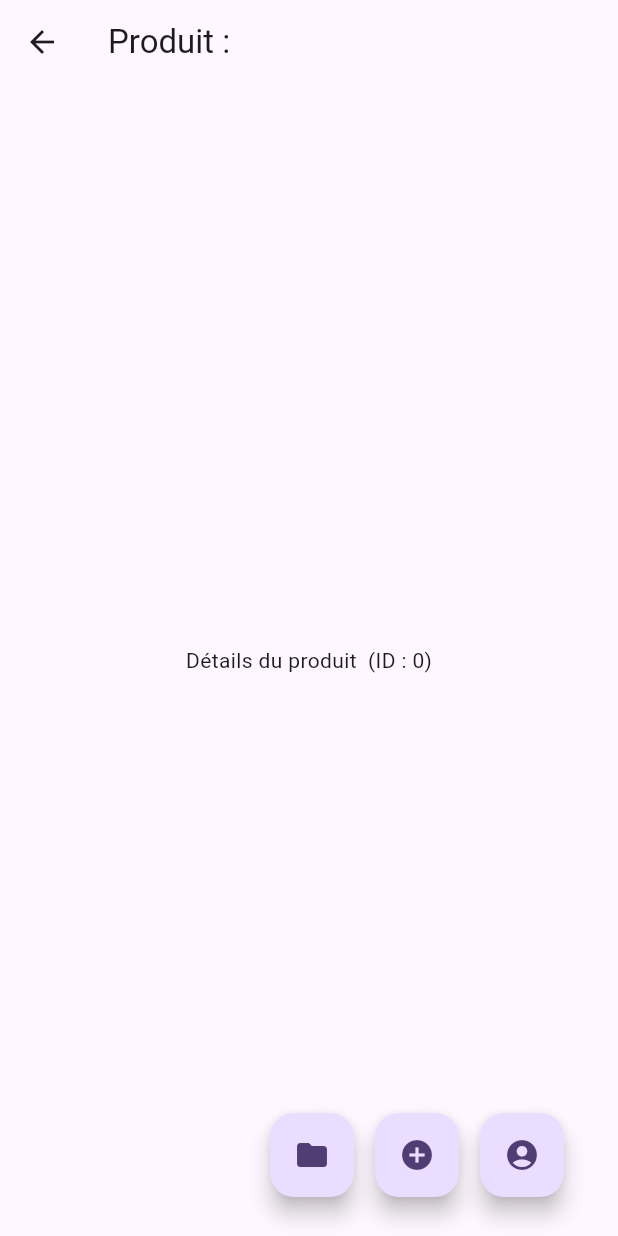
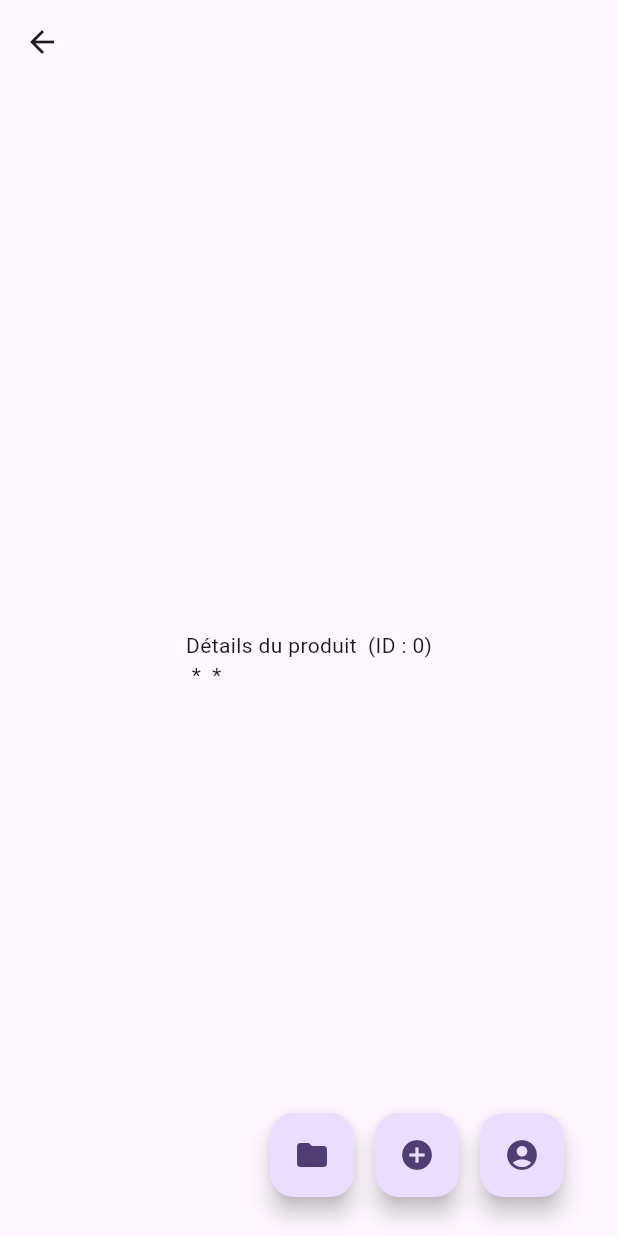
Before and after one commit to LaurentMin/wei_app, a Flutter app: the PageProduit screen opened directly with empty values, on a phone screen of 412 x 824 dp. Run offline on Flutter 3.47's test engine with Material 3 defaults, Android fonts, the phone set to English and light mode, and no system bars; network calls fail.

Commit message:
Ajustement de la bdd

```diff
--- a/lib/pages/home_page.dart
+++ b/lib/pages/home_page.dart
@@ -45,7 +45,7 @@ class _MyHomePageState extends State<MyHomePage> {
                 final item = items[index];
                 return ListTile(
                   title: Text(item['name']),
-                  subtitle: Text('ID : ${item['id']}'),
+                  subtitle: Text('ID : ${item['id']}\nREF : ${item['ref']}\nSize : ${item['size']}\nColor : ${item['color']}'),
                   onTap: () {
                     Navigator.push(
                       context,
@@ -53,6 +53,9 @@ class _MyHomePageState extends State<MyHomePage> {
                         builder: (context) => PageProduit(
                           idProduit: item['id'],
                           nameProduit: item['name'],
+                          ref: item['ref'],
+                          size: item['size'],
+                          color: item['color'],
                         ),
                       ),
                     );
--- a/lib/pages/product_page.dart
+++ b/lib/pages/product_page.dart
@@ -4,21 +4,27 @@ import '../widgets/floating_buttons.dart';
 class PageProduit extends StatelessWidget {
   final int idProduit;
   final String nameProduit;
+  final String ref;
+  final String size;
+  final String color;
 
   const PageProduit({
     super.key,
     required this.idProduit,
     required this.nameProduit,
+    required this.ref,
+    required this.size,
+    required this.color
   });
 
   @override
   Widget build(BuildContext context) {
     return Scaffold(
       appBar: AppBar(
-        title: Text('Produit : $nameProduit'),
+        title: Text(nameProduit),
       ),
       body: Center(
-        child: Text('Détails du produit $nameProduit (ID : $idProduit)'),
+        child: Text('Détails du produit $nameProduit (ID : $idProduit)\n$size * $color * $ref'),
       ),
       floatingActionButton: const FloatingButtons(),
     );
```
